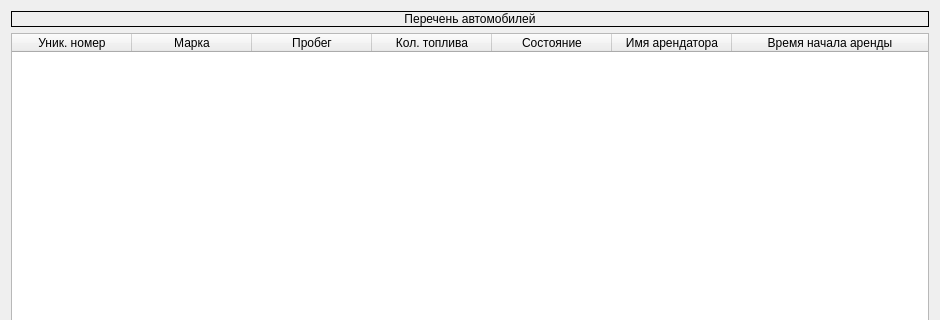
This is ui/table.ui in yachkuch/FinalWork as Qt 5 draws it before an edit; both pictures show x 0 to 940 and y 0 to 320 of the 940 by 677 pixel window. The edited form follows.
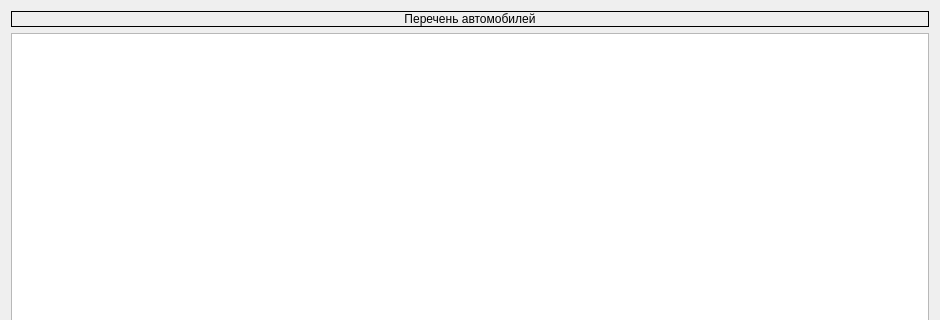
This is the edited form.

Patch:
```diff
--- a/ui/table.ui
+++ b/ui/table.ui
@@ -28,61 +28,7 @@
     </widget>
    </item>
    <item>
-    <widget class="QTableWidget" name="tableWidget">
-     <property name="sortingEnabled">
-      <bool>false</bool>
-     </property>
-     <attribute name="horizontalHeaderCascadingSectionResizes">
-      <bool>true</bool>
-     </attribute>
-     <attribute name="horizontalHeaderMinimumSectionSize">
-      <number>75</number>
-     </attribute>
-     <attribute name="horizontalHeaderDefaultSectionSize">
-      <number>120</number>
-     </attribute>
-     <attribute name="horizontalHeaderShowSortIndicator" stdset="0">
-      <bool>false</bool>
-     </attribute>
-     <attribute name="horizontalHeaderStretchLastSection">
-      <bool>true</bool>
-     </attribute>
-     <column>
-      <property name="text">
-       <string>Уник. номер</string>
-      </property>
-     </column>
-     <column>
-      <property name="text">
-       <string>Марка</string>
-      </property>
-     </column>
-     <column>
-      <property name="text">
-       <string>Пробег</string>
-      </property>
-     </column>
-     <column>
-      <property name="text">
-       <string>Кол. топлива</string>
-      </property>
-     </column>
-     <column>
-      <property name="text">
-       <string>Состояние</string>
-      </property>
-     </column>
-     <column>
-      <property name="text">
-       <string>Имя арендатора</string>
-      </property>
-     </column>
-     <column>
-      <property name="text">
-       <string>Время начала аренды</string>
-      </property>
-     </column>
-    </widget>
+    <widget class="QTableView" name="table"/>
    </item>
   </layout>
  </widget>
```
